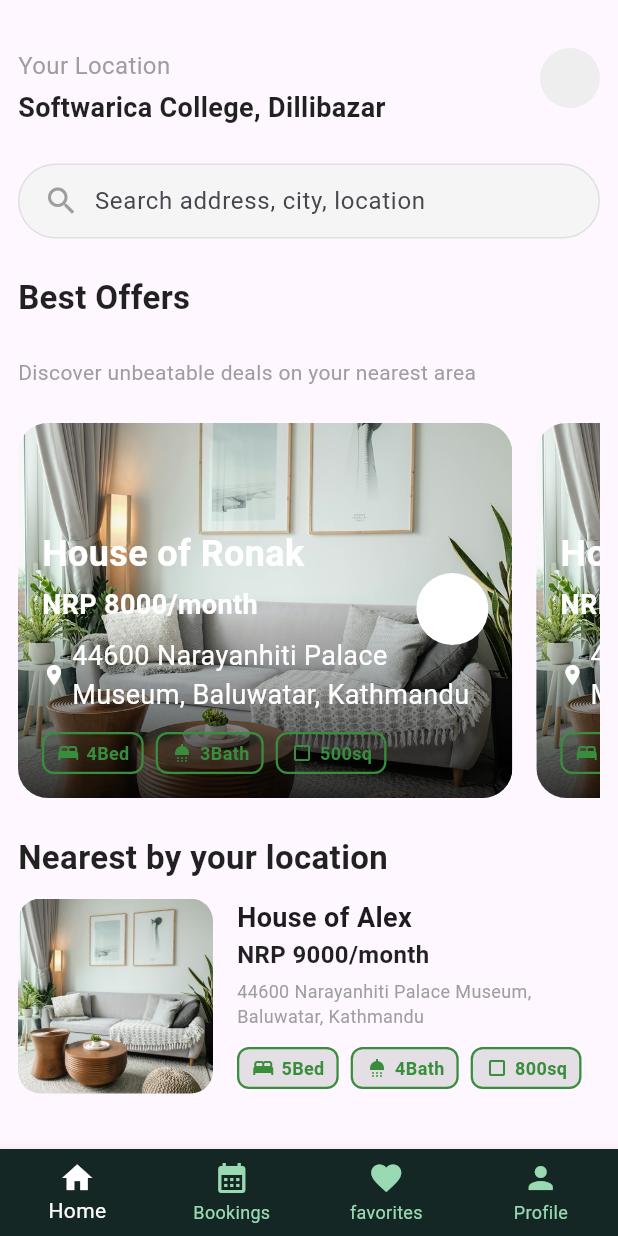
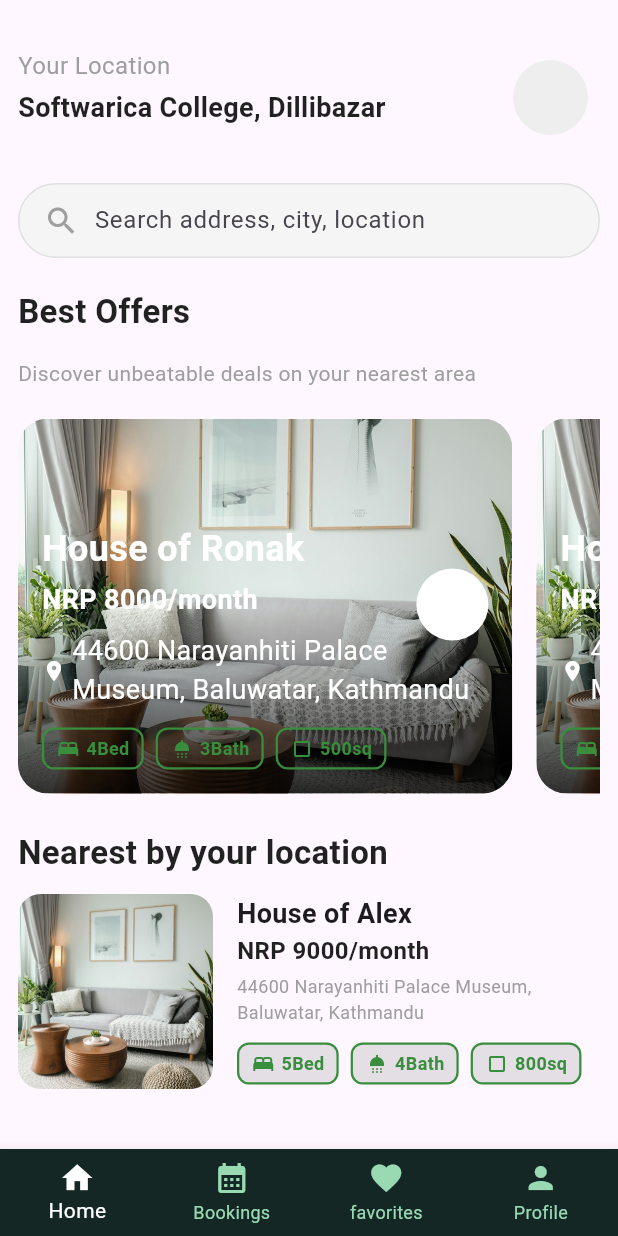
Before and after one commit to sagarlama0102/rentease, a Flutter app: the BottomScreenLayout screen opened directly, on a phone screen of 412 x 824 dp. Run offline on Flutter 3.47's test engine with Material 3 defaults, Android fonts, the light colour scheme and no system bars.

Commit message:
setting fonts over the project and fixing home screen

```diff
--- a/lib/screens/bottom_screen/home_screen.dart
+++ b/lib/screens/bottom_screen/home_screen.dart
@@ -24,7 +24,7 @@ class HomeScreen extends StatelessWidget {
               ),
 
               Padding(
-                padding: const EdgeInsets.all(12),
+                padding: const EdgeInsets.symmetric(horizontal: 12, vertical: 8),
                 child: Text(
                   "Best Offers",
                   style: TextStyle(
@@ -36,7 +36,7 @@ class HomeScreen extends StatelessWidget {
               ),
 
               Padding(
-                padding: const EdgeInsets.all(12),
+                padding: const EdgeInsets.symmetric(horizontal: 12, vertical: 8),
                 child: Text(
                   "Discover unbeatable deals on your nearest area",
                   style: TextStyle(fontSize: 14, color: Colors.grey),
@@ -109,7 +109,10 @@ class HomeScreen extends StatelessWidget {
             ],
           ),
         ),
-        CircleAvatar(radius: 20, backgroundColor: Colors.grey.shade200),
+        Padding(
+          padding: const EdgeInsets.all(8.0),
+          child: CircleAvatar(radius: 25, backgroundColor: Colors.grey.shade200),
+        ),
       ],
     );
   }
```
Also changed, not shown: lib/themes/theme_data.dart (added, +8 -0 lines).
